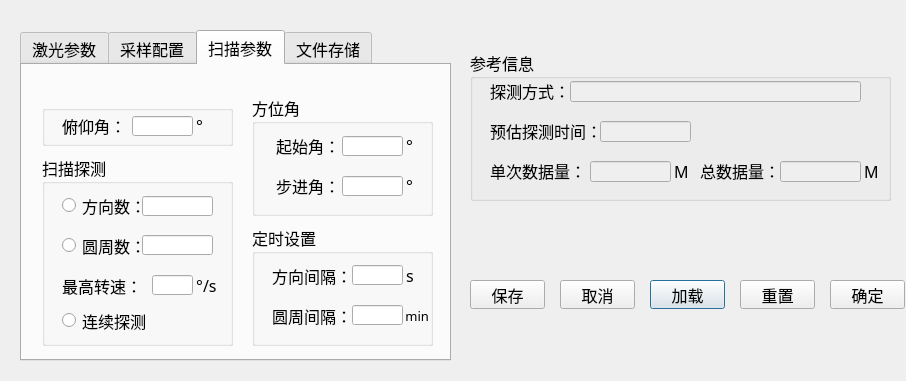
Old version of the form paradialog.ui in the repository guopan/Knapsack_CDL.
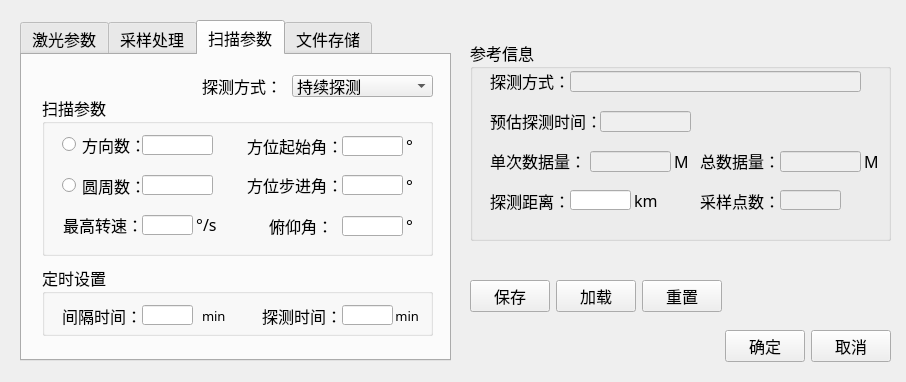
New version of the form.

Commit message: 显示部分的代码单独建立了子文件夹，增加了参数设置对话框的内容

Diff of the .ui file:
```diff
--- a/paradialog.ui
+++ b/paradialog.ui
@@ -7,7 +7,7 @@
     <x>0</x>
     <y>0</y>
     <width>906</width>
-    <height>381</height>
+    <height>382</height>
    </rect>
   </property>
   <property name="windowTitle">
@@ -17,9 +17,9 @@
    <property name="geometry">
     <rect>
      <x>470</x>
-     <y>50</y>
+     <y>40</y>
      <width>421</width>
-     <height>151</height>
+     <height>201</height>
     </rect>
    </property>
    <property name="font">
@@ -225,101 +225,76 @@
      <string> M</string>
     </property>
    </widget>
-  </widget>
-  <widget class="QPushButton" name="pushButton_load">
-   <property name="geometry">
-    <rect>
-     <x>650</x>
-     <y>280</y>
-     <width>75</width>
-     <height>29</height>
-    </rect>
-   </property>
-   <property name="font">
-    <font>
-     <family>微软雅黑</family>
-     <pointsize>12</pointsize>
-     <weight>50</weight>
-     <bold>false</bold>
-    </font>
-   </property>
-   <property name="text">
-    <string>加载</string>
-   </property>
-  </widget>
-  <widget class="QPushButton" name="pushButton_reset">
-   <property name="geometry">
-    <rect>
-     <x>740</x>
-     <y>280</y>
-     <width>75</width>
-     <height>29</height>
-    </rect>
-   </property>
-   <property name="font">
-    <font>
-     <family>微软雅黑</family>
-     <pointsize>12</pointsize>
-     <weight>50</weight>
-     <bold>false</bold>
-    </font>
-   </property>
-   <property name="text">
-    <string>重置</string>
-   </property>
-   <property name="checkable">
-    <bool>true</bool>
-   </property>
-  </widget>
-  <widget class="QPushButton" name="pushButton_sure">
-   <property name="geometry">
-    <rect>
-     <x>830</x>
-     <y>280</y>
-     <width>75</width>
-     <height>29</height>
-    </rect>
-   </property>
-   <property name="font">
-    <font>
-     <family>微软雅黑</family>
-     <pointsize>12</pointsize>
-     <weight>50</weight>
-     <bold>false</bold>
-    </font>
-   </property>
-   <property name="text">
-    <string>确定</string>
-   </property>
-  </widget>
-  <widget class="QPushButton" name="pushButton_cancel">
-   <property name="geometry">
-    <rect>
-     <x>560</x>
-     <y>280</y>
-     <width>75</width>
-     <height>29</height>
-    </rect>
-   </property>
-   <property name="font">
-    <font>
-     <family>微软雅黑</family>
-     <pointsize>12</pointsize>
-     <weight>50</weight>
-     <bold>false</bold>
-    </font>
-   </property>
-   <property name="text">
-    <string>取消</string>
-   </property>
+   <widget class="QLabel" name="label_40">
+    <property name="geometry">
+     <rect>
+      <x>160</x>
+      <y>150</y>
+      <width>31</width>
+      <height>21</height>
+     </rect>
+    </property>
+    <property name="text">
+     <string> km</string>
+    </property>
+   </widget>
+   <widget class="QLabel" name="label_37">
+    <property name="geometry">
+     <rect>
+      <x>20</x>
+      <y>150</y>
+      <width>81</width>
+      <height>21</height>
+     </rect>
+    </property>
+    <property name="text">
+     <string>探测距离：</string>
+    </property>
+   </widget>
+   <widget class="QLineEdit" name="lineEdit_detRange">
+    <property name="geometry">
+     <rect>
+      <x>100</x>
+      <y>150</y>
+      <width>61</width>
+      <height>20</height>
+     </rect>
+    </property>
+   </widget>
+   <widget class="QLabel" name="label_38">
+    <property name="geometry">
+     <rect>
+      <x>230</x>
+      <y>150</y>
+      <width>81</width>
+      <height>21</height>
+     </rect>
+    </property>
+    <property name="text">
+     <string>采样点数：</string>
+    </property>
+   </widget>
+   <widget class="QLineEdit" name="lineEdit_sampleNum">
+    <property name="enabled">
+     <bool>false</bool>
+    </property>
+    <property name="geometry">
+     <rect>
+      <x>310</x>
+      <y>150</y>
+      <width>61</width>
+      <height>20</height>
+     </rect>
+    </property>
+   </widget>
   </widget>
   <widget class="QTabWidget" name="tabWidget">
    <property name="geometry">
     <rect>
      <x>20</x>
-     <y>30</y>
+     <y>20</y>
      <width>431</width>
-     <height>331</height>
+     <height>341</height>
     </rect>
    </property>
    <property name="font">
@@ -339,7 +314,7 @@
      <property name="geometry">
       <rect>
        <x>190</x>
-       <y>110</y>
+       <y>150</y>
        <width>71</width>
        <height>20</height>
       </rect>
@@ -349,7 +324,7 @@
      <property name="geometry">
       <rect>
        <x>110</x>
-       <y>70</y>
+       <y>110</y>
        <width>81</width>
        <height>21</height>
       </rect>
@@ -368,7 +343,7 @@
      <property name="geometry">
       <rect>
        <x>190</x>
-       <y>70</y>
+       <y>110</y>
        <width>71</width>
        <height>21</height>
       </rect>
@@ -387,7 +362,7 @@
      <property name="geometry">
       <rect>
        <x>110</x>
-       <y>150</y>
+       <y>190</y>
        <width>81</width>
        <height>21</height>
       </rect>
@@ -406,7 +381,7 @@
      <property name="geometry">
       <rect>
        <x>190</x>
-       <y>150</y>
+       <y>190</y>
        <width>71</width>
        <height>20</height>
       </rect>
@@ -415,8 +390,8 @@
     <widget class="QLabel" name="label_17">
      <property name="geometry">
       <rect>
-       <x>260</x>
-       <y>150</y>
+       <x>270</x>
+       <y>190</y>
        <width>31</width>
        <height>21</height>
       </rect>
@@ -428,8 +403,8 @@
     <widget class="QLabel" name="label_11">
      <property name="geometry">
       <rect>
-       <x>260</x>
-       <y>70</y>
+       <x>270</x>
+       <y>110</y>
        <width>31</width>
        <height>21</height>
       </rect>
@@ -448,7 +423,7 @@
      <property name="geometry">
       <rect>
        <x>110</x>
-       <y>110</y>
+       <y>150</y>
        <width>81</width>
        <height>21</height>
       </rect>
@@ -467,7 +442,7 @@
      <property name="geometry">
       <rect>
        <x>190</x>
-       <y>190</y>
+       <y>230</y>
        <width>71</width>
        <height>20</height>
       </rect>
@@ -476,8 +451,8 @@
     <widget class="QLabel" name="label_12">
      <property name="geometry">
       <rect>
-       <x>260</x>
-       <y>190</y>
+       <x>270</x>
+       <y>230</y>
        <width>41</width>
        <height>21</height>
       </rect>
@@ -489,8 +464,8 @@
     <widget class="QLabel" name="label_13">
      <property name="geometry">
       <rect>
-       <x>260</x>
-       <y>110</y>
+       <x>270</x>
+       <y>150</y>
        <width>31</width>
        <height>21</height>
       </rect>
@@ -509,7 +484,7 @@
      <property name="geometry">
       <rect>
        <x>80</x>
-       <y>190</y>
+       <y>230</y>
        <width>111</width>
        <height>21</height>
       </rect>
@@ -518,16 +493,115 @@
       <string> AOM移频量：</string>
      </property>
     </widget>
+    <widget class="QLabel" name="label_EP_Unit">
+     <property name="geometry">
+      <rect>
+       <x>270</x>
+       <y>70</y>
+       <width>31</width>
+       <height>21</height>
+      </rect>
+     </property>
+     <property name="font">
+      <font>
+       <family>微软雅黑</family>
+       <pointsize>12</pointsize>
+      </font>
+     </property>
+     <property name="text">
+      <string>μJ</string>
+     </property>
+    </widget>
+    <widget class="QLabel" name="label_19">
+     <property name="geometry">
+      <rect>
+       <x>110</x>
+       <y>70</y>
+       <width>81</width>
+       <height>21</height>
+      </rect>
+     </property>
+     <property name="font">
+      <font>
+       <family>微软雅黑</family>
+       <pointsize>12</pointsize>
+      </font>
+     </property>
+     <property name="text">
+      <string>激光能量：</string>
+     </property>
+    </widget>
+    <widget class="QLineEdit" name="lineEdit_laserEP">
+     <property name="geometry">
+      <rect>
+       <x>190</x>
+       <y>70</y>
+       <width>71</width>
+       <height>21</height>
+      </rect>
+     </property>
+     <property name="font">
+      <font>
+       <family>微软雅黑</family>
+       <pointsize>12</pointsize>
+      </font>
+     </property>
+     <property name="layoutDirection">
+      <enum>Qt::RightToLeft</enum>
+     </property>
+    </widget>
+    <widget class="QLabel" name="label_20">
+     <property name="geometry">
+      <rect>
+       <x>110</x>
+       <y>30</y>
+       <width>81</width>
+       <height>21</height>
+      </rect>
+     </property>
+     <property name="font">
+      <font>
+       <family>微软雅黑</family>
+       <pointsize>12</pointsize>
+      </font>
+     </property>
+     <property name="text">
+      <string>激光类型：</string>
+     </property>
+    </widget>
+    <widget class="QComboBox" name="comboBox_lasermode">
+     <property name="geometry">
+      <rect>
+       <x>190</x>
+       <y>30</y>
+       <width>71</width>
+       <height>22</height>
+      </rect>
+     </property>
+     <property name="insertPolicy">
+      <enum>QComboBox::InsertAfterCurrent</enum>
+     </property>
+     <item>
+      <property name="text">
+       <string>脉冲</string>
+      </property>
+     </item>
+     <item>
+      <property name="text">
+       <string>连续</string>
+      </property>
+     </item>
+    </widget>
    </widget>
    <widget class="QWidget" name="tab_3">
     <attribute name="title">
-     <string>采样配置</string>
+     <string>采样处理</string>
     </attribute>
     <widget class="QLabel" name="label_39">
      <property name="geometry">
       <rect>
        <x>110</x>
-       <y>60</y>
+       <y>20</y>
        <width>81</width>
        <height>21</height>
       </rect>
@@ -535,13 +609,16 @@
      <property name="text">
       <string>采样频率：</string>
      </property>
+     <property name="alignment">
+      <set>Qt::AlignRight|Qt::AlignTrailing|Qt::AlignVCenter</set>
+     </property>
     </widget>
     <widget class="QComboBox" name="comboBox_sampleFreq">
      <property name="geometry">
       <rect>
        <x>190</x>
-       <y>60</y>
-       <width>61</width>
+       <y>20</y>
+       <width>81</width>
        <height>22</height>
       </rect>
      </property>
@@ -599,34 +676,11 @@
       </property>
      </item>
     </widget>
-    <widget class="QLabel" name="label_37">
-     <property name="geometry">
-      <rect>
-       <x>110</x>
-       <y>100</y>
-       <width>81</width>
-       <height>21</height>
-      </rect>
-     </property>
-     <property name="text">
-      <string>探测距离：</string>
-     </property>
-    </widget>
-    <widget class="QLineEdit" name="lineEdit_detRange">
-     <property name="geometry">
-      <rect>
-       <x>190</x>
-       <y>100</y>
-       <width>61</width>
-       <height>20</height>
-      </rect>
-     </property>
-    </widget>
     <widget class="QLabel" name="label_41">
      <property name="geometry">
       <rect>
-       <x>250</x>
-       <y>60</y>
+       <x>280</x>
+       <y>20</y>
        <width>41</width>
        <height>21</height>
       </rect>
@@ -635,61 +689,6 @@
       <string> MHz</string>
      </property>
     </widget>
-    <widget class="QLabel" name="label_40">
-     <property name="geometry">
-      <rect>
-       <x>250</x>
-       <y>100</y>
-       <width>31</width>
-       <height>21</height>
-      </rect>
-     </property>
-     <property name="text">
-      <string> km</string>
-     </property>
-    </widget>
-    <widget class="QLabel" name="label_38">
-     <property name="geometry">
-      <rect>
-       <x>110</x>
-       <y>140</y>
-       <width>81</width>
-       <height>21</height>
-      </rect>
-     </property>
-     <property name="text">
-      <string>采样点数：</string>
-     </property>
-    </widget>
-    <widget class="QLineEdit" name="lineEdit_sampleNum">
-     <property name="enabled">
-      <bool>false</bool>
-     </property>
-     <property name="geometry">
-      <rect>
-       <x>190</x>
-       <y>140</y>
-       <width>96</width>
-       <height>20</height>
-      </rect>
-     </property>
-    </widget>
-    <widget class="QPushButton" name="pushButton">
-     <property name="geometry">
-      <rect>
-       <x>90</x>
-       <y>180</y>
-       <width>96</width>
-       <height>25</height>
-      </rect>
-     </property>
-     <property name="toolTip">
-      <string>设置最大单次脉冲数</string>
-     </property>
-     <property name="text">
-      <string>单次脉冲数:</string>
-     </property>
-    </widget>
     <widget class="QLineEdit" name="lineEdit_plsAccNum">
      <property name="geometry">
       <rect>
@@ -700,28 +699,268 @@
       </rect>
      </property>
     </widget>
+    <widget class="QLabel" name="label_42">
+     <property name="geometry">
+      <rect>
+       <x>110</x>
+       <y>100</y>
+       <width>81</width>
+       <height>21</height>
+      </rect>
+     </property>
+     <property name="text">
+      <string>距离门数：</string>
+     </property>
+     <property name="alignment">
+      <set>Qt::AlignRight|Qt::AlignTrailing|Qt::AlignVCenter</set>
+     </property>
+    </widget>
+    <widget class="QLineEdit" name="lineEdit_nRangeBin">
+     <property name="geometry">
+      <rect>
+       <x>190</x>
+       <y>100</y>
+       <width>81</width>
+       <height>20</height>
+      </rect>
+     </property>
+    </widget>
+    <widget class="QLabel" name="label_43">
+     <property name="geometry">
+      <rect>
+       <x>70</x>
+       <y>140</y>
+       <width>121</width>
+       <height>21</height>
+      </rect>
+     </property>
+     <property name="text">
+      <string>距离门内点数：</string>
+     </property>
+     <property name="alignment">
+      <set>Qt::AlignRight|Qt::AlignTrailing|Qt::AlignVCenter</set>
+     </property>
+    </widget>
+    <widget class="QLineEdit" name="lineEdit_nPointsPerBin">
+     <property name="geometry">
+      <rect>
+       <x>190</x>
+       <y>140</y>
+       <width>81</width>
+       <height>20</height>
+      </rect>
+     </property>
+    </widget>
+    <widget class="QLabel" name="label_44">
+     <property name="geometry">
+      <rect>
+       <x>70</x>
+       <y>60</y>
+       <width>121</width>
+       <height>21</height>
+      </rect>
+     </property>
+     <property name="text">
+      <string>触发Level：</string>
+     </property>
+     <property name="alignment">
+      <set>Qt::AlignRight|Qt::AlignTrailing|Qt::AlignVCenter</set>
+     </property>
+    </widget>
+    <widget class="QLineEdit" name="lineEdit_TriggerLevel">
+     <property name="geometry">
+      <rect>
+       <x>190</x>
+       <y>60</y>
+       <width>81</width>
+       <height>20</height>
+      </rect>
+     </property>
+    </widget>
+    <widget class="QLabel" name="label_45">
+     <property name="geometry">
+      <rect>
+       <x>60</x>
+       <y>180</y>
+       <width>121</width>
+       <height>21</height>
+      </rect>
+     </property>
+     <property name="text">
+      <string>累加脉冲数：</string>
+     </property>
+     <property name="alignment">
+      <set>Qt::AlignRight|Qt::AlignTrailing|Qt::AlignVCenter</set>
+     </property>
+    </widget>
+    <widget class="QLineEdit" name="lineEdit_plsAccNum_2">
+     <property name="geometry">
+      <rect>
+       <x>210</x>
+       <y>220</y>
+       <width>61</width>
+       <height>23</height>
+      </rect>
+     </property>
+     <property name="text">
+      <string/>
+     </property>
+    </widget>
+    <widget class="QLabel" name="label_46">
+     <property name="geometry">
+      <rect>
+       <x>60</x>
+       <y>220</y>
+       <width>121</width>
+       <height>21</height>
+      </rect>
+     </property>
+     <property name="text">
+      <string>径向风速范围：</string>
+     </property>
+     <property name="alignment">
+      <set>Qt::AlignRight|Qt::AlignTrailing|Qt::AlignVCenter</set>
+     </property>
+    </widget>
+    <widget class="QLabel" name="label_47">
+     <property name="geometry">
+      <rect>
+       <x>280</x>
+       <y>220</y>
+       <width>41</width>
+       <height>21</height>
+      </rect>
+     </property>
+     <property name="text">
+      <string>m/s</string>
+     </property>
+    </widget>
+    <widget class="QLabel" name="label_48">
+     <property name="geometry">
+      <rect>
+       <x>190</x>
+       <y>220</y>
+       <width>16</width>
+       <height>21</height>
+      </rect>
+     </property>
+     <property name="text">
+      <string>±</string>
+     </property>
+     <property name="alignment">
+      <set>Qt::AlignRight|Qt::AlignTrailing|Qt::AlignVCenter</set>
+     </property>
+    </widget>
    </widget>
    <widget class="QWidget" name="tab_2">
     <attribute name="title">
      <string>扫描参数</string>
     </attribute>
-    <widget class="QGroupBox" name="groupBox_2">
+    <widget class="QGroupBox" name="groupBox_6">
      <property name="geometry">
       <rect>
        <x>20</x>
        <y>40</y>
-       <width>191</width>
-       <height>41</height>
+       <width>391</width>
+       <height>161</height>
       </rect>
      </property>
      <property name="title">
-      <string/>
+      <string>扫描参数</string>
      </property>
-     <widget class="QLabel" name="label_25">
+     <widget class="QLineEdit" name="lineEdit_circleNum">
+      <property name="enabled">
+       <bool>true</bool>
+      </property>
+      <property name="geometry">
+       <rect>
+        <x>100</x>
+        <y>80</y>
+        <width>71</width>
+        <height>20</height>
+       </rect>
+      </property>
+     </widget>
+     <widget class="QLineEdit" name="lineEdit_angleNum">
+      <property name="geometry">
+       <rect>
+        <x>100</x>
+        <y>40</y>
+        <width>71</width>
+        <height>20</height>
+       </rect>
+      </property>
+     </widget>
+     <widget class="QRadioButton" name="radioButton_anglekey">
+      <property name="geometry">
+       <rect>
+        <x>20</x>
+        <y>39</y>
+        <width>81</width>
+        <height>21</height>
+       </rect>
+      </property>
+      <property name="text">
+       <string>方向数：</string>
+      </property>
+     </widget>
+     <widget class="QRadioButton" name="radioButton_circlekey">
+      <property name="geometry">
+       <rect>
+        <x>20</x>
+        <y>80</y>
+        <width>81</width>
+        <height>21</height>
+       </rect>
+      </property>
+      <property name="text">
+       <string>圆周数：</string>
+      </property>
+     </widget>
+     <widget class="QLineEdit" name="lineEdit_SP">
+      <property name="geometry">
+       <rect>
+        <x>100</x>
+        <y>120</y>
+        <width>51</width>
+        <height>20</height>
+       </rect>
+      </property>
+     </widget>
+     <widget class="QLabel" name="label_8">
+      <property name="geometry">
+       <rect>
+        <x>0</x>
+        <y>119</y>
+        <width>101</width>
+        <height>21</height>
+       </rect>
+      </property>
+      <property name="text">
+       <string>最高转速：</string>
+      </property>
+      <property name="alignment">
+       <set>Qt::AlignRight|Qt::AlignTrailing|Qt::AlignVCenter</set>
+      </property>
+     </widget>
+     <widget class="QLabel" name="label_22">
       <property name="geometry">
        <rect>
         <x>150</x>
-        <y>10</y>
+        <y>119</y>
+        <width>31</width>
+        <height>21</height>
+       </rect>
+      </property>
+      <property name="text">
+       <string> °/s</string>
+      </property>
+     </widget>
+     <widget class="QLabel" name="label_34">
+      <property name="geometry">
+       <rect>
+        <x>360</x>
+        <y>80</y>
         <width>21</width>
         <height>21</height>
        </rect>
@@ -730,59 +969,26 @@
        <string> °</string>
       </property>
      </widget>
-     <widget class="QLabel" name="label_26">
+     <widget class="QLabel" name="label_33">
       <property name="geometry">
        <rect>
-        <x>20</x>
-        <y>10</y>
-        <width>61</width>
+        <x>200</x>
+        <y>40</y>
+        <width>101</width>
         <height>21</height>
        </rect>
       </property>
       <property name="text">
-       <string>俯仰角：</string>
+       <string>方位起始角：</string>
       </property>
-     </widget>
-     <widget class="QLineEdit" name="lineEdit_elevationAngle">
-      <property name="geometry">
-       <rect>
-        <x>90</x>
-        <y>11</y>
-        <width>61</width>
-        <height>20</height>
-       </rect>
-      </property>
-     </widget>
-    </widget>
-    <widget class="QGroupBox" name="groupBox_4">
-     <property name="geometry">
-      <rect>
-       <x>230</x>
-       <y>30</y>
-       <width>181</width>
-       <height>121</height>
-      </rect>
-     </property>
-     <property name="title">
-      <string>方位角</string>
-     </property>
-     <widget class="QLabel" name="label_31">
-      <property name="geometry">
-       <rect>
-        <x>20</x>
-        <y>80</y>
-        <width>71</width>
-        <height>21</height>
-       </rect>
-      </property>
-      <property name="text">
-       <string> 步进角：</string>
+      <property name="alignment">
+       <set>Qt::AlignRight|Qt::AlignTrailing|Qt::AlignVCenter</set>
       </property>
      </widget>
      <widget class="QLabel" name="label_32">
       <property name="geometry">
        <rect>
-        <x>150</x>
+        <x>360</x>
         <y>40</y>
         <width>21</width>
         <height>21</height>
@@ -795,57 +1001,86 @@
      <widget class="QLineEdit" name="lineEdit_step_azAngle">
       <property name="geometry">
        <rect>
-        <x>90</x>
-        <y>81</y>
+        <x>300</x>
+        <y>80</y>
         <width>61</width>
         <height>20</height>
        </rect>
       </property>
      </widget>
-     <widget class="QLabel" name="label_33">
+     <widget class="QLabel" name="label_31">
       <property name="geometry">
        <rect>
-        <x>20</x>
-        <y>40</y>
-        <width>71</width>
+        <x>200</x>
+        <y>79</y>
+        <width>101</width>
         <height>21</height>
        </rect>
       </property>
       <property name="text">
-       <string> 起始角：</string>
+       <string>方位步进角：</string>
       </property>
-     </widget>
-     <widget class="QLabel" name="label_34">
-      <property name="geometry">
-       <rect>
-        <x>150</x>
-        <y>80</y>
-        <width>21</width>
-        <height>21</height>
-       </rect>
-      </property>
-      <property name="text">
-       <string> °</string>
+      <property name="alignment">
+       <set>Qt::AlignRight|Qt::AlignTrailing|Qt::AlignVCenter</set>
       </property>
      </widget>
      <widget class="QLineEdit" name="lineEdit_start_azAngle">
       <property name="geometry">
        <rect>
-        <x>90</x>
+        <x>300</x>
         <y>41</y>
         <width>61</width>
         <height>20</height>
        </rect>
       </property>
      </widget>
+     <widget class="QLabel" name="label_25">
+      <property name="geometry">
+       <rect>
+        <x>360</x>
+        <y>120</y>
+        <width>21</width>
+        <height>21</height>
+       </rect>
+      </property>
+      <property name="text">
+       <string> °</string>
+      </property>
+     </widget>
+     <widget class="QLineEdit" name="lineEdit_elevationAngle">
+      <property name="geometry">
+       <rect>
+        <x>300</x>
+        <y>121</y>
+        <width>61</width>
+        <height>20</height>
+       </rect>
+      </property>
+     </widget>
+     <widget class="QLabel" name="label_26">
+      <property name="geometry">
+       <rect>
+        <x>200</x>
+        <y>120</y>
+        <width>91</width>
+        <height>21</height>
+       </rect>
+      </property>
+      <property name="text">
+       <string>俯仰角：</string>
+      </property>
+      <property name="alignment">
+       <set>Qt::AlignRight|Qt::AlignTrailing|Qt::AlignVCenter</set>
+      </property>
+     </widget>
     </widget>
     <widget class="QGroupBox" name="groupBox_3">
      <property name="geometry">
       <rect>
-       <x>230</x>
-       <y>160</y>
-       <width>181</width>
-       <height>121</height>
+       <x>20</x>
+       <y>210</y>
+       <width>391</width>
+       <height>71</height>
       </rect>
      </property>
      <property name="title">
@@ -861,7 +1096,7 @@
        </rect>
       </property>
       <property name="text">
-       <string>方向间隔：</string>
+       <string>间隔时间：</string>
       </property>
      </widget>
      <widget class="QLineEdit" name="lineEdit_direct_interval">
@@ -877,34 +1112,39 @@
      <widget class="QLabel" name="label_28">
       <property name="geometry">
        <rect>
-        <x>150</x>
+        <x>160</x>
         <y>40</y>
-        <width>21</width>
+        <width>31</width>
         <height>21</height>
        </rect>
       </property>
+      <property name="font">
+       <font>
+        <pointsize>10</pointsize>
+       </font>
+      </property>
       <property name="text">
-       <string> s</string>
+       <string>min</string>
       </property>
      </widget>
      <widget class="QLabel" name="label_29">
       <property name="geometry">
        <rect>
-        <x>20</x>
-        <y>80</y>
+        <x>220</x>
+        <y>40</y>
         <width>81</width>
         <height>21</height>
        </rect>
       </property>
       <property name="text">
-       <string>圆周间隔：</string>
+       <string>探测时间：</string>
       </property>
      </widget>
      <widget class="QLineEdit" name="lineEdit_circle_interval">
       <property name="geometry">
        <rect>
-        <x>100</x>
-        <y>80</y>
+        <x>300</x>
+        <y>40</y>
         <width>51</width>
         <height>20</height>
        </rect>
@@ -913,8 +1153,8 @@
      <widget class="QLabel" name="label_30">
       <property name="geometry">
        <rect>
-        <x>150</x>
-        <y>80</y>
+        <x>350</x>
+        <y>40</y>
         <width>31</width>
         <height>21</height>
        </rect>
@@ -929,116 +1169,54 @@
       </property>
      </widget>
     </widget>
-    <widget class="QGroupBox" name="groupBox_6">
+    <widget class="QComboBox" name="comboBox_DetetectMoMode">
      <property name="geometry">
       <rect>
-       <x>20</x>
-       <y>90</y>
-       <width>191</width>
-       <height>191</height>
+       <x>270</x>
+       <y>20</y>
+       <width>141</width>
+       <height>22</height>
       </rect>
      </property>
-     <property name="title">
-      <string>扫描探测</string>
+     <property name="insertPolicy">
+      <enum>QComboBox::InsertAfterCurrent</enum>
      </property>
-     <widget class="QLineEdit" name="lineEdit_circleNum">
-      <property name="enabled">
-       <bool>true</bool>
-      </property>
-      <property name="geometry">
-       <rect>
-        <x>100</x>
-        <y>80</y>
-        <width>71</width>
-        <height>20</height>
-       </rect>
-      </property>
-     </widget>
-     <widget class="QLineEdit" name="lineEdit_angleNum">
-      <property name="geometry">
-       <rect>
-        <x>100</x>
-        <y>41</y>
-        <width>71</width>
-        <height>20</height>
-       </rect>
-      </property>
-     </widget>
-     <widget class="QRadioButton" name="radioButton_anglekey">
-      <property name="geometry">
-       <rect>
-        <x>20</x>
-        <y>40</y>
-        <width>81</width>
-        <height>21</height>
-       </rect>
-      </property>
+     <item>
       <property name="text">
-       <string>方向数：</string>
+       <string>持续探测</string>
       </property>
-     </widget>
-     <widget class="QRadioButton" name="radioButton_circlekey">
-      <property name="geometry">
-       <rect>
-        <x>20</x>
-        <y>80</y>
-        <width>81</width>
-        <height>21</height>
-       </rect>
-      </property>
+     </item>
+     <item>
       <property name="text">
-       <string>圆周数：</string>
+       <string>单组探测</string>
       </property>
-     </widget>
-     <widget class="QLineEdit" name="lineEdit_SP">
-      <property name="geometry">
-       <rect>
-        <x>110</x>
-        <y>120</y>
-        <width>41</width>
-        <height>20</height>
-       </rect>
-      </property>
-     </widget>
-     <widget class="QLabel" name="label_8">
-      <property name="geometry">
-       <rect>
-        <x>20</x>
-        <y>120</y>
-        <width>81</width>
-        <height>21</height>
-       </rect>
-      </property>
+     </item>
+     <item>
       <property name="text">
-       <string>最高转速：</string>
+       <string>定时探测</string>
       </property>
-     </widget>
-     <widget class="QLabel" name="label_22">
-      <property name="geometry">
-       <rect>
-        <x>150</x>
-        <y>120</y>
-        <width>31</width>
-        <height>21</height>
-       </rect>
-      </property>
-      <property name="text">
-       <string> °/s</string>
-      </property>
-     </widget>
-     <widget class="QRadioButton" name="radioButton_continousdete">
-      <property name="geometry">
-       <rect>
-        <x>20</x>
-        <y>150</y>
-        <width>89</width>
-        <height>31</height>
-       </rect>
-      </property>
-      <property name="text">
-       <string>连续探测</string>
-      </property>
-     </widget>
+     </item>
+    </widget>
+    <widget class="QLabel" name="label_7">
+     <property name="geometry">
+      <rect>
+       <x>180</x>
+       <y>20</y>
+       <width>81</width>
+       <height>21</height>
+      </rect>
+     </property>
+     <property name="font">
+      <font>
+       <family>微软雅黑</family>
+       <pointsize>12</pointsize>
+       <weight>50</weight>
+       <bold>false</bold>
+      </font>
+     </property>
+     <property name="text">
+      <string>探测方式：</string>
+     </property>
     </widget>
    </widget>
    <widget class="QWidget" name="tab">
@@ -1105,31 +1283,164 @@
       </property>
      </widget>
     </widget>
+    <widget class="QLineEdit" name="lineEdit_TriggerLevel_2">
+     <property name="geometry">
+      <rect>
+       <x>280</x>
+       <y>30</y>
+       <width>121</width>
+       <height>20</height>
+      </rect>
+     </property>
+    </widget>
+    <widget class="QLabel" name="label_49">
+     <property name="geometry">
+      <rect>
+       <x>30</x>
+       <y>30</y>
+       <width>251</width>
+       <height>21</height>
+      </rect>
+     </property>
+     <property name="text">
+      <string>持续探测模式下的单文件方向数：</string>
+     </property>
+     <property name="alignment">
+      <set>Qt::AlignRight|Qt::AlignTrailing|Qt::AlignVCenter</set>
+     </property>
+    </widget>
    </widget>
   </widget>
-  <widget class="QPushButton" name="pushButton_save">
-   <property name="enabled">
-    <bool>true</bool>
-   </property>
+  <widget class="QWidget" name="">
    <property name="geometry">
     <rect>
      <x>470</x>
      <y>280</y>
-     <width>75</width>
-     <height>29</height>
+     <width>421</width>
+     <height>32</height>
     </rect>
    </property>
-   <property name="font">
-    <font>
-     <family>微软雅黑</family>
-     <pointsize>12</pointsize>
-     <weight>50</weight>
-     <bold>false</bold>
-    </font>
+   <layout class="QHBoxLayout" name="horizontalLayout">
+    <item>
+     <widget class="QPushButton" name="pushButton_save">
+      <property name="enabled">
+       <bool>true</bool>
+      </property>
+      <property name="font">
+       <font>
+        <family>微软雅黑</family>
+        <pointsize>12</pointsize>
+        <weight>50</weight>
+        <bold>false</bold>
+       </font>
+      </property>
+      <property name="text">
+       <string>保存</string>
+      </property>
+     </widget>
+    </item>
+    <item>
+     <widget class="QPushButton" name="pushButton_load">
+      <property name="font">
+       <font>
+        <family>微软雅黑</family>
+        <pointsize>12</pointsize>
+        <weight>50</weight>
+        <bold>false</bold>
+       </font>
+      </property>
+      <property name="text">
+       <string>加载</string>
+      </property>
+     </widget>
+    </item>
+    <item>
+     <widget class="QPushButton" name="pushButton_reset">
+      <property name="font">
+       <font>
+        <family>微软雅黑</family>
+        <pointsize>12</pointsize>
+        <weight>50</weight>
+        <bold>false</bold>
+       </font>
+      </property>
+      <property name="text">
+       <string>重置</string>
+      </property>
+      <property name="checkable">
+       <bool>true</bool>
+      </property>
+     </widget>
+    </item>
+    <item>
+     <spacer name="horizontalSpacer">
+      <property name="orientation">
+       <enum>Qt::Horizontal</enum>
+      </property>
+      <property name="sizeHint" stdset="0">
+       <size>
+        <width>40</width>
+        <height>20</height>
+       </size>
+      </property>
+     </spacer>
+    </item>
+   </layout>
+  </widget>
+  <widget class="QWidget" name="">
+   <property name="geometry">
+    <rect>
+     <x>470</x>
+     <y>330</y>
+     <width>421</width>
+     <height>32</height>
+    </rect>
    </property>
-   <property name="text">
-    <string>保存</string>
-   </property>
+   <layout class="QHBoxLayout" name="horizontalLayout_2">
+    <item>
+     <spacer name="horizontalSpacer_2">
+      <property name="orientation">
+       <enum>Qt::Horizontal</enum>
+      </property>
+      <property name="sizeHint" stdset="0">
+       <size>
+        <width>40</width>
+        <height>20</height>
+       </size>
+      </property>
+     </spacer>
+    </item>
+    <item>
+     <widget class="QPushButton" name="pushButton_sure">
+      <property name="font">
+       <font>
+        <family>微软雅黑</family>
+        <pointsize>12</pointsize>
+        <weight>50</weight>
+        <bold>false</bold>
+       </font>
+      </property>
+      <property name="text">
+       <string>确定</string>
+      </property>
+     </widget>
+    </item>
+    <item>
+     <widget class="QPushButton" name="pushButton_cancel">
+      <property name="font">
+       <font>
+        <family>微软雅黑</family>
+        <pointsize>12</pointsize>
+        <weight>50</weight>
+        <bold>false</bold>
+       </font>
+      </property>
+      <property name="text">
+       <string>取消</string>
+      </property>
+     </widget>
+    </item>
+   </layout>
   </widget>
  </widget>
  <resources/>
```
The commit also changes 15 other files.
